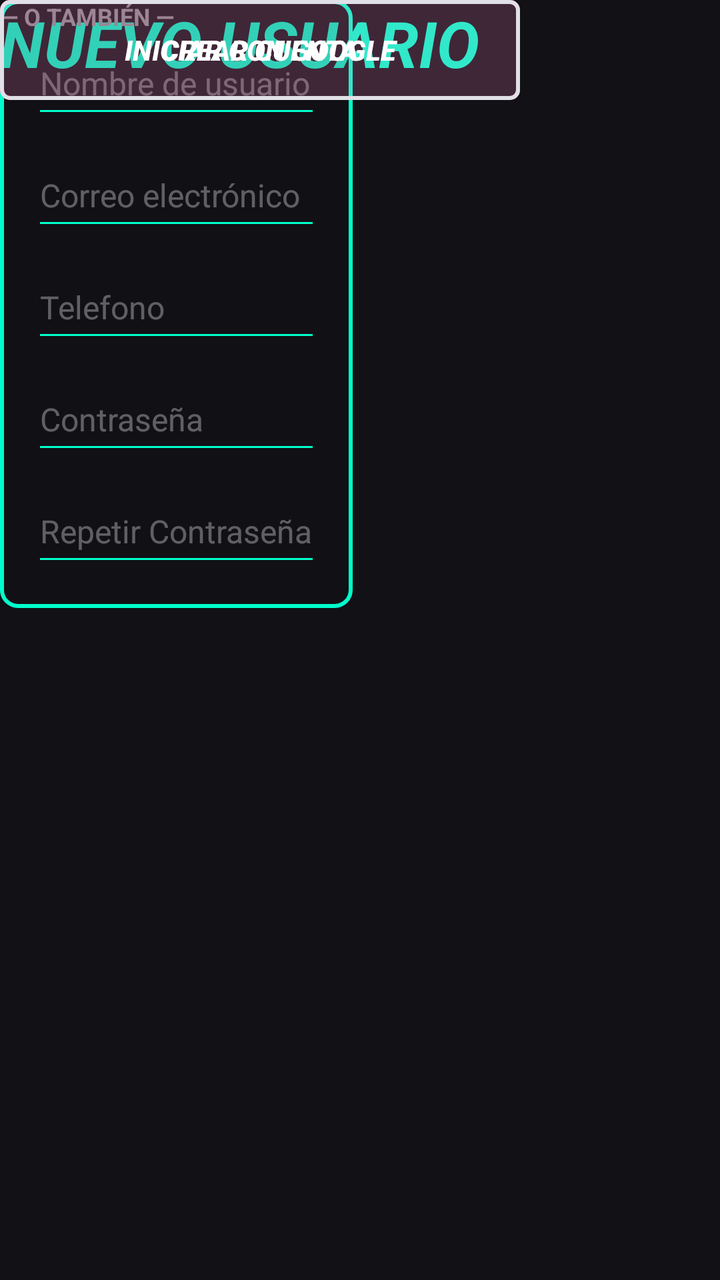
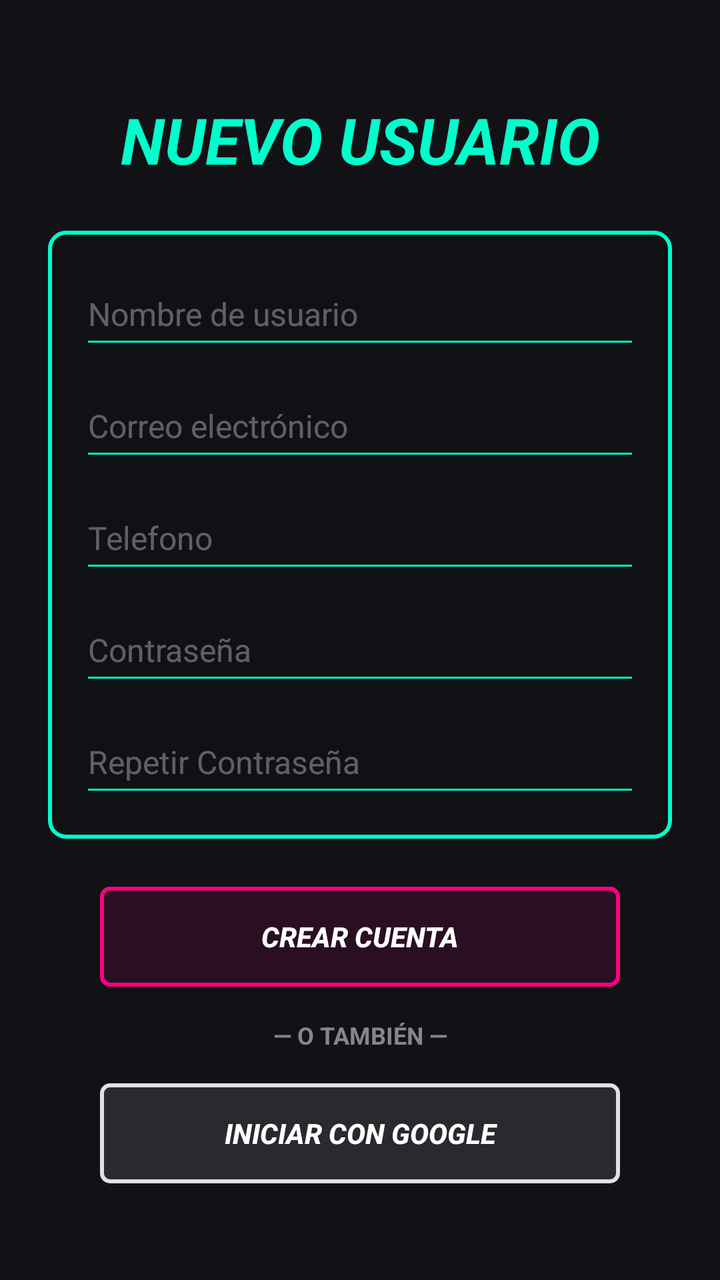

Two renders of the same Android screen: before a commit and after it. Below are the layout's source before the change and the commit's diff.
<!-- AndroidManifest.xml: application theme Theme.TunerTravellers -->
<!-- res/layout/activity_pantalla_registro.xml -->
<?xml version="1.0" encoding="utf-8"?>
<androidx.constraintlayout.widget.ConstraintLayout xmlns:android="http://schemas.android.com/apk/res/android"
    xmlns:app="http://android.com"
    xmlns:tools="http://android.com"
    xmlns:tools2="http://schemas.android.com/tools"
    android:id="@+id/pantallaRegistro"
    android:layout_width="match_parent"
    android:layout_height="match_parent"
    android:background="#111116"
    tools:context="PantallaRegistro">

    


    <TextView
        android:id="@+id/tvRegisterTitle"
        android:layout_width="wrap_content"
        android:layout_height="wrap_content"
        android:text="@string/TituloRegistro"
        android:textColor="#00FFCC"
        android:textSize="32sp"
        android:textStyle="bold|italic"
        app:layout_constraintStart_toStartOf="parent"
        app:layout_constraintTop_toTopOf="parent"
        app:layout_end_toEndOf="parent"
        tools2:layout_editor_absoluteX="85dp"
        tools2:layout_editor_absoluteY="46dp" />

    

    <FrameLayout
        android:id="@+id/containerForm"
        android:layout_width="0dp"
        android:layout_height="wrap_content"
        android:background="@drawable/bg_neon_container"
        android:padding="16dp"
        app:layout_constraintStart_toStartOf="parent"
        app:layout_constraintTop_toBottomOf="@+id/tvRegisterTitle"
        app:layout_end_toEndOf="parent"
        tools2:layout_editor_absoluteX="118dp"
        tools2:layout_editor_absoluteY="147dp">

        <LinearLayout
            android:layout_width="match_parent"
            android:layout_height="wrap_content"
            android:orientation="vertical">

            
            <EditText
                android:id="@+id/etUsername"
                android:layout_width="match_parent"
                android:layout_height="48dp"
                android:backgroundTint="#00FFCC"
                android:hint="@string/HintNombreUsuario"
                android:inputType="textPersonName"
                android:textColor="#FFFFFF"
                android:textColorHint="#55FFFFFF"
                android:textSize="16sp" />

            
            <EditText
                android:id="@+id/etEmail"
                android:layout_width="match_parent"
                android:layout_height="48dp"
                android:layout_marginTop="8dp"
                android:backgroundTint="#00FFCC"
                android:hint="@string/HintCorreoElectronico"
                android:inputType="textEmailAddress"
                android:textColor="#FFFFFF"
                android:textColorHint="#55FFFFFF"
                android:textSize="16sp" />

            
            <EditText
                android:id="@+id/etPhone"
                android:layout_width="match_parent"
                android:layout_height="48dp"
                android:layout_marginTop="8dp"
                android:backgroundTint="#00FFCC"
                android:hint="@string/HintTelefono"
                android:inputType="phone"
                android:textColor="#FFFFFF"
                android:textColorHint="#55FFFFFF"
                android:textSize="16sp" />

            
            <EditText
                android:id="@+id/etPassword"
                android:layout_width="match_parent"
                android:layout_height="48dp"
                android:layout_marginTop="8dp"
                android:backgroundTint="#00FFCC"
                android:hint="@string/HintContraseña"
                android:inputType="textPassword"
                android:textColor="#FFFFFF"
                android:textColorHint="#55FFFFFF"
                android:textSize="16sp" />

            
            <EditText
                android:id="@+id/etRepeatPassword"
                android:layout_width="match_parent"
                android:layout_height="48dp"
                android:layout_marginTop="8dp"
                android:backgroundTint="#00FFCC"
                android:hint="@string/HintRepetirContraseña"
                android:inputType="textPassword"
                android:textColor="#FFFFFF"
                android:textColorHint="#55FFFFFF"
                android:textSize="16sp" />

        </LinearLayout>
    </FrameLayout>
    
    <androidx.appcompat.widget.AppCompatButton
        android:id="@+id/btnSubmitRegister"
        android:layout_width="260dp"
        android:layout_height="50dp"
        android:background="@drawable/btn_neon_pink"
        android:text="@string/BotonCrearCuenta"
        android:textColor="#FFFFFF"
        android:textStyle="bold|italic"
        app:layout_constraintStart_toStartOf="parent"
        app:layout_constraintTop_toBottomOf="@+id/containerForm"
        app:layout_end_toEndOf="parent"
        tools2:layout_editor_absoluteX="75dp"
        tools2:layout_editor_absoluteY="488dp" />

    <TextView
        android:id="@+id/tvDivider"
        android:layout_width="wrap_content"
        android:layout_height="wrap_content"
        android:text="@string/TextoTambien"
        android:textColor="#85858A"
        android:textSize="12sp"
        android:textStyle="bold"
        app:layout_constraintStart_toStartOf="parent"
        app:layout_constraintTop_toBottomOf="@+id/btnSubmitRegister"
        app:layout_end_toEndOf="parent"
        tools2:layout_editor_absoluteX="161dp"
        tools2:layout_editor_absoluteY="560dp" />
    
    <androidx.appcompat.widget.AppCompatButton
        android:id="@+id/btnGoogleRegister"
        android:layout_width="260dp"
        android:layout_height="50dp"
        android:background="@drawable/btn_neon_google"
        android:text="@string/OpcionGoogleRegistro"
        android:textColor="#FFFFFF"
        android:textStyle="bold|italic"
        app:layout_constraintStart_toStartOf="parent"
        app:layout_constraintTop_toBottomOf="@+id/tvDivider"
        app:layout_end_toEndOf="parent"
        tools2:layout_editor_absoluteX="75dp"
        tools2:layout_editor_absoluteY="602dp" />

</androidx.constraintlayout.widget.ConstraintLayout>
<!-- resources referenced by this layout -->
<resources>
  <!-- drawable bg_neon_container (drawable) -->
  <?xml version="1.0" encoding="utf-8"?>
  <shape xmlns:android="http://schemas.android.com/apk/res/android" android:shape="rectangle">
      <solid android:color="#1F111116" /> 
      <stroke android:width="2dp" android:color="#00FFCC" /> 
      <corners android:radius="8dp" />
  </shape>
  <!-- drawable btn_neon_google (drawable) -->
  <?xml version="1.0" encoding="utf-8"?>
  <shape xmlns:android="http://schemas.android.com/apk/res/android" android:shape="rectangle">
      <solid android:color="#1AFFFFFF" />
      <stroke android:width="2dp" android:color="#E0E0E6" /> 
      <corners android:radius="4dp" />
  </shape>
  <!-- drawable btn_neon_pink (drawable) -->
  <?xml version="1.0" encoding="utf-8"?>
  <shape xmlns:android="http://schemas.android.com/apk/res/android" android:shape="rectangle">
      <solid android:color="#1AFF007F" /> 
      <stroke android:width="2dp" android:color="#FF007F" /> 
      <corners android:radius="4dp" />
  </shape>
  <string name="BotonCrearCuenta">CREAR CUENTA</string>
  <string name="HintCorreoElectronico">Correo electrónico</string>
  <string name="HintNombreUsuario">Nombre de usuario</string>
  <string name="HintTelefono">Telefono</string>
  <string name="OpcionGoogleRegistro">INICIAR CON GOOGLE</string>
  <string name="TextoTambien">— O TAMBIÉN —</string>
  <string name="TituloRegistro">NUEVO USUARIO</string>
  <style name="Theme.TunerTravellers" parent="Base.Theme.TunerTravellers" />
  <style name="Base.Theme.TunerTravellers" parent="Theme.Material3.DayNight.NoActionBar">
          
          
      </style>
</resources>

<!-- the commit's change to res/layout/activity_pantalla_registro.xml (unified diff, before → after) -->
@@ -1,157 +1,146 @@
 <?xml version="1.0" encoding="utf-8"?>
-<androidx.constraintlayout.widget.ConstraintLayout xmlns:android="http://schemas.android.com/apk/res/android"
-    xmlns:app="http://android.com"
-    xmlns:tools="http://android.com"
-    xmlns:tools2="http://schemas.android.com/tools"
+<ScrollView
+    xmlns:android="http://schemas.android.com/apk/res/android"
+    xmlns:tools="http://schemas.android.com/tools"
     android:id="@+id/pantallaRegistro"
     android:layout_width="match_parent"
     android:layout_height="match_parent"
     android:background="#111116"
+    android:fillViewport="true"
     tools:context="PantallaRegistro">
 
-    
+    <LinearLayout
+        android:layout_width="match_parent"
+        android:layout_height="wrap_content"
+        android:gravity="center"
+        android:orientation="vertical"
+        android:padding="24dp">
 
+        
+        <TextView
+            android:id="@+id/tvRegisterTitle"
+            android:layout_width="wrap_content"
+            android:layout_height="wrap_content"
+            android:text="@string/TituloRegistro"
+            android:textColor="#00FFCC"
+            android:textSize="32sp"
+            android:textStyle="bold|italic"
+            android:gravity="center" />
 
-    <TextView
-        android:id="@+id/tvRegisterTitle"
-        android:layout_width="wrap_content"
-        android:layout_height="wrap_content"
-        android:text="@string/TituloRegistro"
-        android:textColor="#00FFCC"
-        android:textSize="32sp"
-        android:textStyle="bold|italic"
-        app:layout_constraintStart_toStartOf="parent"
-        app:layout_constraintTop_toTopOf="parent"
-        app:layout_end_toEndOf="parent"
-        tools2:layout_editor_absoluteX="85dp"
-        tools2:layout_editor_absoluteY="46dp" />
-
-    
-
-    <FrameLayout
-        android:id="@+id/containerForm"
-        android:layout_width="0dp"
-        android:layout_height="wrap_content"
-        android:background="@drawable/bg_neon_container"
-        android:padding="16dp"
-        app:layout_constraintStart_toStartOf="parent"
-        app:layout_constraintTop_toBottomOf="@+id/tvRegisterTitle"
-        app:layout_end_toEndOf="parent"
-        tools2:layout_editor_absoluteX="118dp"
-        tools2:layout_editor_absoluteY="147dp">
-
-        <LinearLayout
+        
+        <FrameLayout
+            android:id="@+id/containerForm"
             android:layout_width="match_parent"
             android:layout_height="wrap_content"
-            android:orientation="vertical">
+            android:background="@drawable/bg_neon_container"
+            android:layout_marginTop="24dp"
+            android:layout_marginBottom="24dp"
+            android:padding="16dp">
 
-            
-            <EditText
-                android:id="@+id/etUsername"
+            <LinearLayout
                 android:layout_width="match_parent"
-                android:layout_height="48dp"
-                android:backgroundTint="#00FFCC"
-                android:hint="@string/HintNombreUsuario"
-                android:inputType="textPersonName"
-                android:textColor="#FFFFFF"
-                android:textColorHint="#55FFFFFF"
-                android:textSize="16sp" />
+                android:layout_height="wrap_content"
+                android:orientation="vertical">
 
-            
-            <EditText
-                android:id="@+id/etEmail"
-                android:layout_width="match_parent"
-                android:layout_height="48dp"
-                android:layout_marginTop="8dp"
-                android:backgroundTint="#00FFCC"
-                android:hint="@string/HintCorreoElectronico"
-                android:inputType="textEmailAddress"
-                android:textColor="#FFFFFF"
-                android:textColorHint="#55FFFFFF"
-                android:textSize="16sp" />
+                
+                <EditText
+                    android:id="@+id/etUsername"
+                    android:layout_width="match_parent"
+                    android:layout_height="48dp"
+                    android:backgroundTint="#00FFCC"
+                    android:hint="@string/HintNombreUsuario"
+                    android:inputType="textPersonName"
+                    android:textColor="#FFFFFF"
+                    android:textColorHint="#55FFFFFF"
+                    android:textSize="16sp" />
 
-            
-            <EditText
-                android:id="@+id/etPhone"
-                android:layout_width="match_parent"
-                android:layout_height="48dp"
-                android:layout_marginTop="8dp"
-                android:backgroundTint="#00FFCC"
-                android:hint="@string/HintTelefono"
-                android:inputType="phone"
-                android:textColor="#FFFFFF"
-                android:textColorHint="#55FFFFFF"
-                android:textSize="16sp" />
+                
+                <EditText
+                    android:id="@+id/etEmail"
+                    android:layout_width="match_parent"
+                    android:layout_height="48dp"
+                    android:layout_marginTop="8dp"
+                    android:backgroundTint="#00FFCC"
+                    android:hint="@string/HintCorreoElectronico"
+                    android:inputType="textEmailAddress"
+                    android:textColor="#FFFFFF"
+                    android:textColorHint="#55FFFFFF"
+                    android:textSize="16sp" />
 
-            
-            <EditText
-                android:id="@+id/etPassword"
-                android:layout_width="match_parent"
-                android:layout_height="48dp"
-                android:layout_marginTop="8dp"
-                android:backgroundTint="#00FFCC"
-                android:hint="@string/HintContraseña"
-                android:inputType="textPassword"
-                android:textColor="#FFFFFF"
-                android:textColorHint="#55FFFFFF"
-                android:textSize="16sp" />
+                
+                <EditText
+                    android:id="@+id/etPhone"
+                    android:layout_width="match_parent"
+                    android:layout_height="48dp"
+                    android:layout_marginTop="8dp"
+                    android:backgroundTint="#00FFCC"
+                    android:hint="@string/HintTelefono"
+                    android:inputType="phone"
+                    android:textColor="#FFFFFF"
+                    android:textColorHint="#55FFFFFF"
+                    android:textSize="16sp" />
 
-            
-            <EditText
-                android:id="@+id/etRepeatPassword"
-                android:layout_width="match_parent"
-                android:layout_height="48dp"
-                android:layout_marginTop="8dp"
-                android:backgroundTint="#00FFCC"
-                android:hint="@string/HintRepetirContraseña"
-                android:inputType="textPassword"
-                android:textColor="#FFFFFF"
-                android:textColorHint="#55FFFFFF"
-                android:textSize="16sp" />
+                
+                <EditText
+                    android:id="@+id/etPassword"
+                    android:layout_width="match_parent"
+                    android:layout_height="48dp"
+                    android:layout_marginTop="8dp"
+                    android:backgroundTint="#00FFCC"
+                    android:hint="@string/HintContraseña"
+                    android:inputType="textPassword"
+                    android:textColor="#FFFFFF"
+                    android:textColorHint="#55FFFFFF"
+                    android:textSize="16sp" />
 
-        </LinearLayout>
-    </FrameLayout>
-    
-    <androidx.appcompat.widget.AppCompatButton
-        android:id="@+id/btnSubmitRegister"
-        android:layout_width="260dp"
-        android:layout_height="50dp"
-        android:background="@drawable/btn_neon_pink"
-        android:text="@string/BotonCrearCuenta"
-        android:textColor="#FFFFFF"
-        android:textStyle="bold|italic"
-        app:layout_constraintStart_toStartOf="parent"
-        app:layout_constraintTop_toBottomOf="@+id/containerForm"
-        app:layout_end_toEndOf="parent"
-        tools2:layout_editor_absoluteX="75dp"
-        tools2:layout_editor_absoluteY="488dp" />
+                
+                <EditText
+                    android:id="@+id/etRepeatPassword"
+                    android:layout_width="match_parent"
+                    android:layout_height="48dp"
+                    android:layout_marginTop="8dp"
+                    android:backgroundTint="#00FFCC"
+                    android:hint="@string/HintRepetirContraseña"
+                    android:inputType="textPassword"
+                    android:textColor="#FFFFFF"
+                    android:textColorHint="#55FFFFFF"
+                    android:textSize="16sp" />
 
-    <TextView
-        android:id="@+id/tvDivider"
-        android:layout_width="wrap_content"
-        android:layout_height="wrap_content"
-        android:text="@string/TextoTambien"
-        android:textColor="#85858A"
-        android:textSize="12sp"
-        android:textStyle="bold"
-        app:layout_constraintStart_toStartOf="parent"
-        app:layout_constraintTop_toBottomOf="@+id/btnSubmitRegister"
-        app:layout_end_toEndOf="parent"
-        tools2:layout_editor_absoluteX="161dp"
-        tools2:layout_editor_absoluteY="560dp" />
-    
-    <androidx.appcompat.widget.AppCompatButton
-        android:id="@+id/btnGoogleRegister"
-        android:layout_width="260dp"
-        android:layout_height="50dp"
-        android:background="@drawable/btn_neon_google"
-        android:text="@string/OpcionGoogleRegistro"
-        android:textColor="#FFFFFF"
-        android:textStyle="bold|italic"
-        app:layout_constraintStart_toStartOf="parent"
-        app:layout_constraintTop_toBottomOf="@+id/tvDivider"
-        app:layout_end_toEndOf="parent"
-        tools2:layout_editor_absoluteX="75dp"
-        tools2:layout_editor_absoluteY="602dp" />
+            </LinearLayout>
+        </FrameLayout>
 
-</androidx.constraintlayout.widget.ConstraintLayout>
+        
+        <androidx.appcompat.widget.AppCompatButton
+            android:id="@+id/btnSubmitRegister"
+            android:layout_width="260dp"
+            android:layout_height="50dp"
+            android:background="@drawable/btn_neon_pink"
+            android:text="@string/BotonCrearCuenta"
+            android:textColor="#FFFFFF"
+            android:textStyle="bold|italic" />
+
+        
+        <TextView
+            android:id="@+id/tvDivider"
+            android:layout_width="wrap_content"
+            android:layout_height="wrap_content"
+            android:layout_marginTop="16dp"
+            android:layout_marginBottom="16dp"
+            android:text="@string/TextoTambien"
+            android:textColor="#85858A"
+            android:textSize="12sp"
+            android:textStyle="bold"
+            android:gravity="center" />
+
+        
+        <androidx.appcompat.widget.AppCompatButton
+            android:id="@+id/btnGoogleRegister"
+            android:layout_width="260dp"
+            android:layout_height="50dp"
+            android:background="@drawable/btn_neon_google"
+            android:text="@string/OpcionGoogleRegistro"
+            android:textColor="#FFFFFF"
+            android:textStyle="bold|italic" />
+
+    </LinearLayout>
+</ScrollView>
